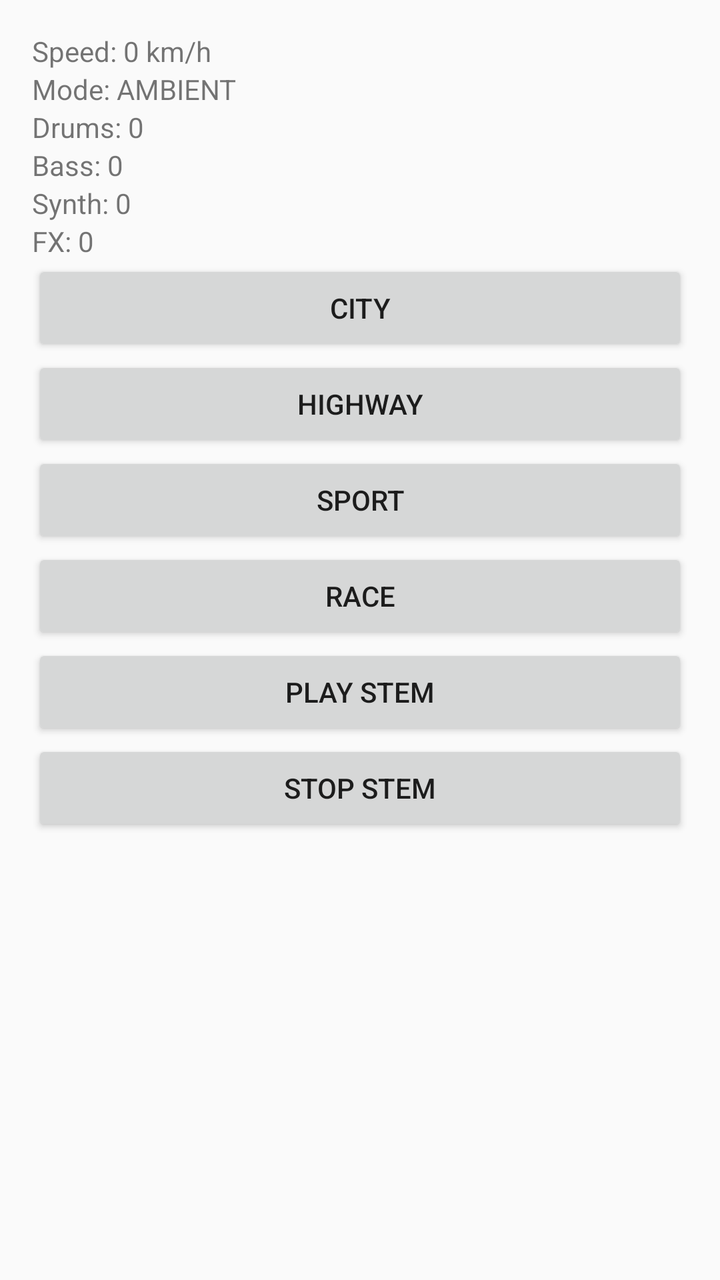
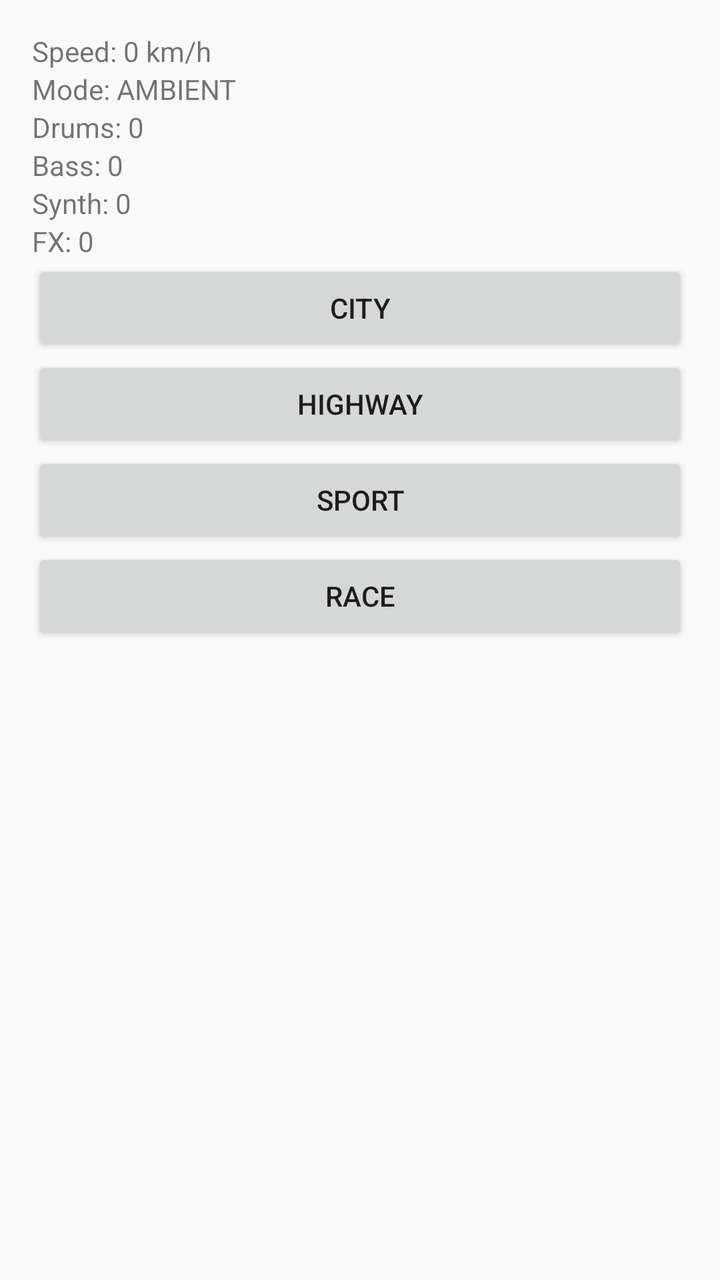

The first picture is an Android layout as it rendered before a commit; the second is the same layout after the commit. The layout source and the unified diff follow.
<!-- AndroidManifest.xml: application theme Theme.AppCompat.Light -->
<!-- res/layout/activity_main.xml -->
<?xml version="1.0" encoding="utf-8"?>
<LinearLayout
    xmlns:android="http://schemas.android.com/apk/res/android"
    android:layout_width="match_parent"
    android:layout_height="match_parent"
    android:orientation="vertical"
    android:padding="16dp">

    <TextView
        android:id="@+id/txtSpeed"
        android:layout_width="wrap_content"
        android:layout_height="wrap_content"
        android:text="Speed: 0 km/h"/>

    <TextView
        android:id="@+id/txtMode"
        android:layout_width="wrap_content"
        android:layout_height="wrap_content"
        android:text="Mode: AMBIENT"/>

    <TextView
        android:id="@+id/txtDrums"
        android:layout_width="wrap_content"
        android:layout_height="wrap_content"
        android:text="Drums: 0"/>

    <TextView
        android:id="@+id/txtBass"
        android:layout_width="wrap_content"
        android:layout_height="wrap_content"
        android:text="Bass: 0"/>

    <TextView
        android:id="@+id/txtSynth"
        android:layout_width="wrap_content"
        android:layout_height="wrap_content"
        android:text="Synth: 0"/>

    <TextView
        android:id="@+id/txtFx"
        android:layout_width="wrap_content"
        android:layout_height="wrap_content"
        android:text="FX: 0"/>

    <Button
        android:id="@+id/btnCity"
        android:layout_width="match_parent"
        android:layout_height="wrap_content"
        android:text="CITY"/>

    <Button
        android:id="@+id/btnHighway"
        android:layout_width="match_parent"
        android:layout_height="wrap_content"
        android:text="HIGHWAY"/>

    <Button
        android:id="@+id/btnSport"
        android:layout_width="match_parent"
        android:layout_height="wrap_content"
        android:text="SPORT"/>

    <Button
        android:id="@+id/btnRace"
        android:layout_width="match_parent"
        android:layout_height="wrap_content"
        android:text="RACE"/>

    <Button
    android:id="@+id/btnPlay"
    android:layout_width="match_parent"
    android:layout_height="wrap_content"
    android:text="PLAY STEM"/>

    <Button
    android:id="@+id/btnStop"
    android:layout_width="match_parent"
    android:layout_height="wrap_content"
    android:text="STOP STEM"/>

</LinearLayout>
<!-- resources referenced by this layout -->
<resources>

</resources>

<!-- the commit's change to res/layout/activity_main.xml (unified diff, before → after) -->
@@ -66,16 +66,6 @@
         android:layout_height="wrap_content"
         android:text="RACE"/>
 
-    <Button
-    android:id="@+id/btnPlay"
-    android:layout_width="match_parent"
-    android:layout_height="wrap_content"
-    android:text="PLAY STEM"/>
-
-    <Button
-    android:id="@+id/btnStop"
-    android:layout_width="match_parent"
-    android:layout_height="wrap_content"
-    android:text="STOP STEM"/>
+    
 
 </LinearLayout>
